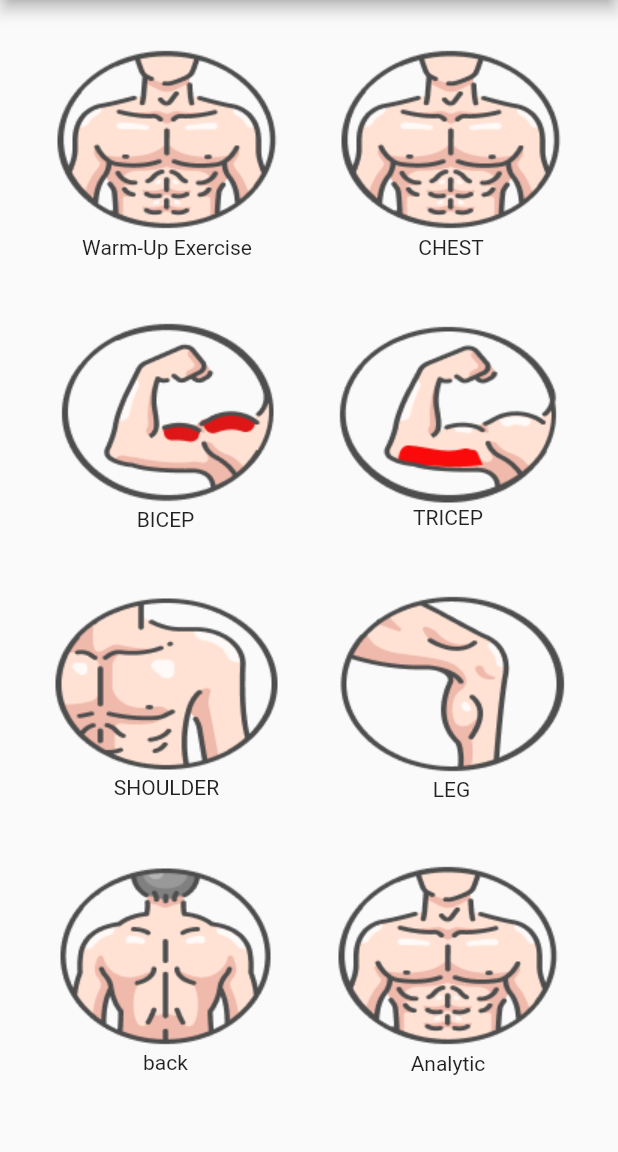
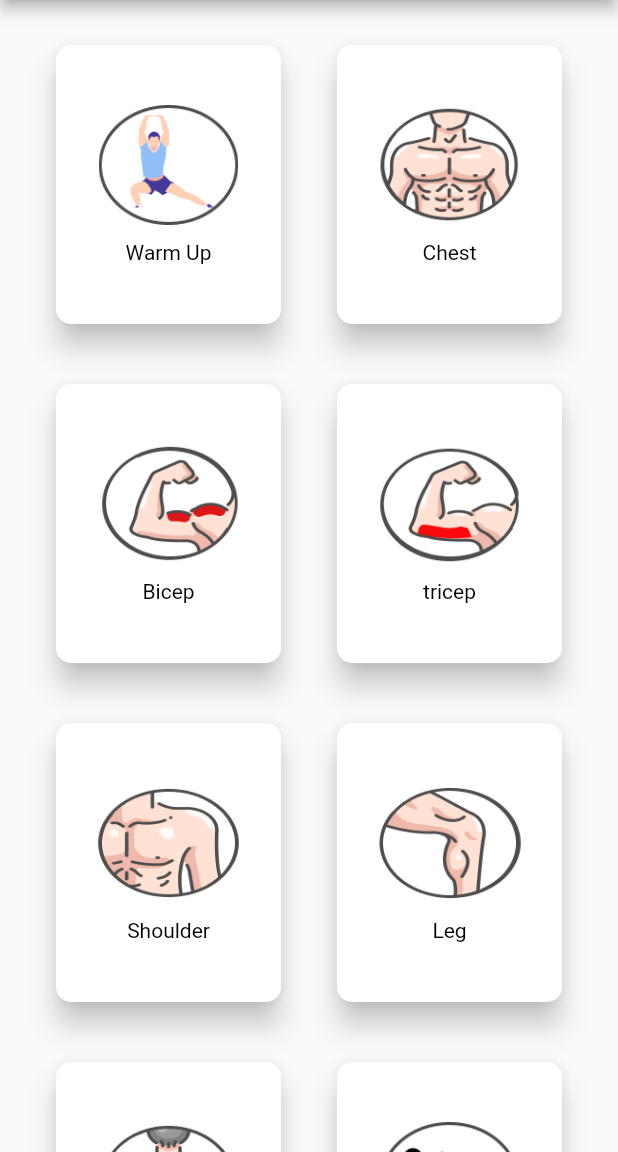
Before and after one commit to realsuraj/gym-workout-flutter, a Flutter app: the screen it shows after launch, on a phone screen of 412 x 824 dp, the part 84-1236 px from its top. Run offline on Flutter 3.47's test engine with Material 2 defaults, Android fonts, the phone set to English and light mode, and no system bars; our stand-ins replace cached_network_image, google_mobile_ads.

Commit message:
new update

```diff
--- a/lib/main.dart
+++ b/lib/main.dart
@@ -7,17 +7,24 @@ import 'package:use_workout_app_for_gym_by_suraj_tiwari/chest.dart';
 import 'package:use_workout_app_for_gym_by_suraj_tiwari/leg.dart';
 import 'package:use_workout_app_for_gym_by_suraj_tiwari/shoulder.dart';
 import 'package:use_workout_app_for_gym_by_suraj_tiwari/tricep.dart';
+import 'package:google_mobile_ads/google_mobile_ads.dart';
 
 void main() {
+  WidgetsFlutterBinding.ensureInitialized();
+  MobileAds.instance.initialize();
+
   runApp(MyApp());
 }
 
 class MyApp extends StatelessWidget {
+
+
   @override
   Widget build(BuildContext context) {
     return MaterialApp(
       debugShowCheckedModeBanner: false,
       home: HomeScreen(),
+
     );
   }
 }
@@ -43,41 +50,73 @@ class HomeScreen extends StatelessWidget {
               mainAxisAlignment: MainAxisAlignment.spaceEvenly,
               children: [
                 Column(
+                  mainAxisAlignment: MainAxisAlignment.spaceAround,
+
                   children: [
-                    InkWell(
+                    Material(
+
+                      color: Colors.white,
+                      elevation: 8,
+                      borderRadius: BorderRadius.circular(10),
+                      clipBehavior: Clip.antiAliasWithSaveLayer,
+                      child:  InkWell(
+                      splashColor: Colors.black,
                       onTap: () async {
-                        var navigationResult = await Navigator.push
-                        (
+                        var navigationResult = await Navigator.push(
                             context,
                             new MaterialPageRoute(
-                                builder: (context) => WarmUpExercise())
-                        );
+                                builder: (context) => WarmUpExercise()));
+                      },
+                      child: Column(
+                        children: [
+                        SizedBox(height: 40, width: 150,),
 
-                      },
-                      child: Image(
-                        image: AssetImage('assets/images/chest.png'),
+                          Ink.image(
+                        image: AssetImage('assets/images/warm-up.png'),
+                        height:80,
+                        width: 100,
                       ),
+                      SizedBox(height: 10,),
+                        Text('Warm Up',
+                        style: TextStyle(color: Colors.black)),
+                        SizedBox(height: 40,)
+
+                      ],)
                     ),
-                    Text('Warm-Up Exercise'),
+                    )
                   ],
                 ),
                 Column(
 
-                  children: [
-                    InkWell(
+                  children: [  Material(
+                      color: Colors.white,
+                      elevation: 8,
+                      borderRadius: BorderRadius.circular(10),
+                      clipBehavior: Clip.antiAliasWithSaveLayer,
+                      child:  InkWell(
+                      splashColor: Colors.black,
                       onTap: () async {
                         var navigationResult = await Navigator.push(
                             context,
                             new MaterialPageRoute(
                                 builder: (context) => Chest()));
+                      },
+                      child: Column(
+                        children: [
+                          SizedBox(height: 40, width: 150,),
+                          Ink.image(
+                        image: AssetImage('assets/images/chest.png'),
+                        height: 80,
+                        width: 100,
+                      ),
+                       SizedBox(height: 10,),
+                        Text('Chest',
+                          style: TextStyle(color: Colors.black)),
+                        SizedBox(height: 40,),
 
-                      },
-                      child: Image(
-                        image: AssetImage('assets/images/chest.png'),
-                      ),
+                      ],)
                     ),
-                    Text('CHEST')
-                  ],
+                    )          ],
                 ),
               ],
             ),
@@ -91,37 +130,64 @@ class HomeScreen extends StatelessWidget {
               mainAxisAlignment: MainAxisAlignment.spaceEvenly,
               children: [
                 Column(
-                  children: [
-                    InkWell(
+                  children: [  Material(
+                      color: Colors.white,
+                      elevation: 8,
+                      borderRadius: BorderRadius.circular(10),
+                      clipBehavior: Clip.antiAliasWithSaveLayer,
+                      child:  InkWell(
+                      splashColor: Colors.black,
                       onTap: () async {
                         var navigationResult = await Navigator.push(
                             context,
                             new MaterialPageRoute(
                                 builder: (context) => Bicep()));
+                      },
+                      child: Column(
+                        children: [
+                          SizedBox(height: 40, width: 150,),
+                          Ink.image(
+                        image: AssetImage('assets/images/bicep.png'),
+                        height: 80,
+                        width: 100,
+                      ),
+                       SizedBox(height: 10,),
+                        Text('Bicep',  style: TextStyle(color: Colors.black)),
+                        SizedBox(height: 40,)
 
-                      },
-                      child: Image(
-                        image: AssetImage('assets/images/bicep.png'),
-                      ),
+                      ],)
                     ),
-                    Text('BICEP')
-                  ],
+                    )          ],
                 ),
                 Column(
-                  children: [
-                    InkWell(
+                  children: [  Material(
+                      color: Colors.white,
+                      elevation: 8,
+                      borderRadius: BorderRadius.circular(10),
+                      clipBehavior: Clip.antiAliasWithSaveLayer,
+                      child:  InkWell(
+                      splashColor: Colors.black,
                       onTap: () async {
                         var navigationResult = await Navigator.push(
                             context,
                             new MaterialPageRoute(
                                 builder: (context) => Tricep()));
+                      },
+                      child: Column(
+                        children: [
+                          SizedBox(height: 40, width: 150,),
+                          Ink.image(
+                        image: AssetImage('assets/images/tricep.png'),
+                        height: 80,
+                        width: 100,
+                      ),
+                       SizedBox(height: 10,),
+                        Text('tricep',  style: TextStyle(color: Colors.black)),
+                        SizedBox(height: 40,)
 
-                      },
-                      child: Image(
-                        image: AssetImage('assets/images/tricep.png'),
-                      ),
+                      ],)
                     ),
-                    Text('TRICEP')
+                    )
                   ],
                 ),
               ],
@@ -136,37 +202,65 @@ class HomeScreen extends StatelessWidget {
               mainAxisAlignment: MainAxisAlignment.spaceEvenly,
               children: [
                 Column(
-                  children: [
-                   InkWell(
+                  children: [  Material(
+                      color: Colors.white,
+                      elevation: 8,
+                      borderRadius: BorderRadius.circular(10),
+                      clipBehavior: Clip.antiAliasWithSaveLayer,
+                      child:  InkWell(
+                      splashColor: Colors.black,
                       onTap: () async {
                         var navigationResult = await Navigator.push(
                             context,
                             new MaterialPageRoute(
                                 builder: (context) => Shoulder()));
+                      },
+                      child: Column(
+                        children: [
+                          SizedBox(height: 40, width: 150,),
+                          Ink.image(
+                        image: AssetImage('assets/images/shoulder.png'),
+                        height: 80,
+                        width: 100,
+                      ),
+                       SizedBox(height: 10,),
+                        Text('Shoulder',  style: TextStyle(color: Colors.black)),
+                        SizedBox(height: 40,)
 
-                      },
-                      child: Image(
-                        image: AssetImage('assets/images/shoulder.png'),
-                      ),
+                      ],)
                     ),
-                    Text('SHOULDER')
+                    )
                   ],
                 ),
                 Column(
-                  children: [
-                    InkWell(
+                  children: [  Material(
+                      color: Colors.white,
+                      elevation: 8,
+                      borderRadius: BorderRadius.circular(10),
+                      clipBehavior: Clip.antiAliasWithSaveLayer,
+                      child:  InkWell(
+                      splashColor: Colors.black,
                       onTap: () async {
                         var navigationResult = await Navigator.push(
                             context,
                             new MaterialPageRoute(
                                 builder: (context) => Leg()));
+                      },
+                      child: Column(
+                        children: [
+                          SizedBox(height: 40, width: 150,),
+                          Ink.image(
+                        image: AssetImage('assets/images/leg.png'),
+                        height: 80,
+                        width: 100,
+                      ),
+                       SizedBox(height: 10,),
+                        Text('Leg',  style: TextStyle(color: Colors.black)),
+                        SizedBox(height: 40,)
 
-                      },
-                      child: Image(
-                        image: AssetImage('assets/images/leg.png'),
-                      ),
+                      ],)
                     ),
-                    Text('LEG')
+                    )
                   ],
                 ),
               ],
@@ -180,37 +274,65 @@ class HomeScreen extends StatelessWidget {
               mainAxisAlignment: MainAxisAlignment.spaceEvenly,
               children: [
                 Column(
-                  children: [
-                   InkWell(
+                  children: [  Material(
+                      color: Colors.white,
+                      elevation: 8,
+                      borderRadius: BorderRadius.circular(10),
+                      clipBehavior: Clip.antiAliasWithSaveLayer,
+                      child:  InkWell(
+                      splashColor: Colors.black,
                       onTap: () async {
                         var navigationResult = await Navigator.push(
                             context,
                             new MaterialPageRoute(
                                 builder: (context) => back()));
+                      },
+                      child: Column(
+                        children: [
+                          SizedBox(height: 40, width: 150,),
+                          Ink.image(
+                        image: AssetImage('assets/images/back.png'),
+                        height: 80,
+                        width: 100,
+                      ),
+                       SizedBox(height: 10,),
+                        Text('Back',  style: TextStyle(color: Colors.black)),
+                        SizedBox(height: 40,)
 
-                      },
-                      child: Image(
-                        image: AssetImage('assets/images/back.png'),
-                      ),
+                      ],)
                     ),
-                    Text('back')
+                    )
                   ],
                 ),
                 Column(
-                  children: [
-                    InkWell(
+                  children: [  Material(
+                      color: Colors.white,
+                      elevation: 8,
+                      borderRadius: BorderRadius.circular(10),
+                      clipBehavior: Clip.antiAliasWithSaveLayer,
+                      child:  InkWell(
+                      splashColor: Colors.black,
                       onTap: () async {
                         var navigationResult = await Navigator.push(
                             context,
                             new MaterialPageRoute(
                                 builder: (context) => StatisticOfExercise()));
+                      },
+                      child: Column(
+                        children: [
+                          SizedBox(height: 40, width: 150,),
+                          Ink.image(
+                        image: AssetImage('assets/images/instruction.png'),
+                        height: 80,
+                        width: 100,
+                      ),
+                       SizedBox(height: 10,),
+                        Text('Instruction',  style: TextStyle(color: Colors.black)),
+                        SizedBox(height: 40,)
 
-                      },
-                      child: Image(
-                        image: AssetImage('assets/images/chest.png'),
-                      ),
+                      ],)
                     ),
-                    Text('Analytic')
+                    )
                   ],
                 ),
               ],
```
Also changed, not shown: pubspec.yaml (+9 -1 lines), assets/app_icon.png (added), assets/images/instruction.png (added), assets/images/warm-up.png (added), pubspec.lock, 27 other files.
